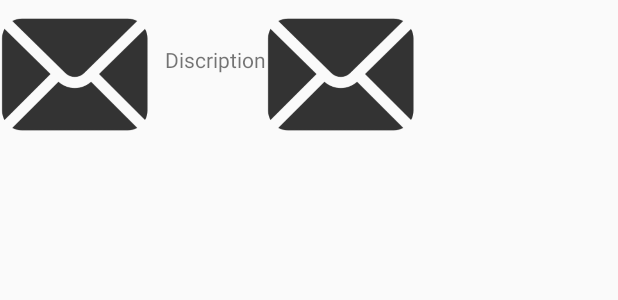
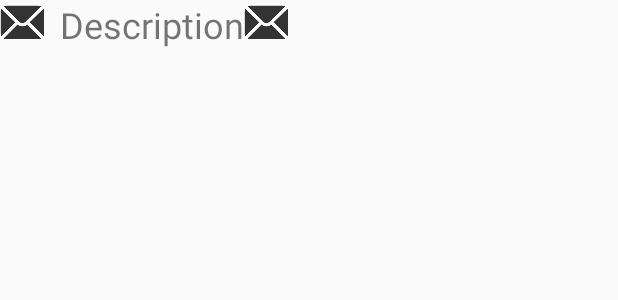
Before and after one commit to MSNMessinger/dat257-Grupp20, an Android app: the layout fragment_dashboard.xml on its own in the app's theme, with its tools: preview values and no code run, on a phone screen of 412 x 824 dp. Shown: the top 300 px of the screen. Run offline under Robolectric (Android 15) with nearby library versions, the phone set to English and light mode, and no system bars.

Commit message:
better look on listview

```diff
--- a/DateIt/app/src/main/res/layout/fragment_dashboard.xml
+++ b/DateIt/app/src/main/res/layout/fragment_dashboard.xml
@@ -8,24 +8,24 @@
 
     <ImageView
         android:id="@+id/image_view"
-        android:layout_width="100dp"
-        android:layout_height="100dp"
+        android:layout_width="30dp"
+        android:layout_height="30dp"
         android:src="@drawable/mail_icon1"/>
 
     <TextView
         android:id="@+id/tv_discription"
         android:layout_width="wrap_content"
         android:layout_height="wrap_content"
-        android:text="Discription"
+        android:layout_marginLeft="10dp"
+        android:layout_marginBottom="20dp"
         android:layout_toRightOf="@+id/image_view"
-        android:layout_marginTop="30dp"
-        android:layout_marginLeft="10dp"
-        />
+        android:text="Description"
+        android:textSize="24sp" />
 
     <ImageView
         android:id="@+id/image_view2"
-        android:layout_width="100dp"
-        android:layout_height="100dp"
+        android:layout_width="30dp"
+        android:layout_height="30dp"
         android:src="@drawable/mail_icon1"
         android:layout_toRightOf="@+id/tv_discription"/>
 
```
Also changed, not shown: 1 other file.
